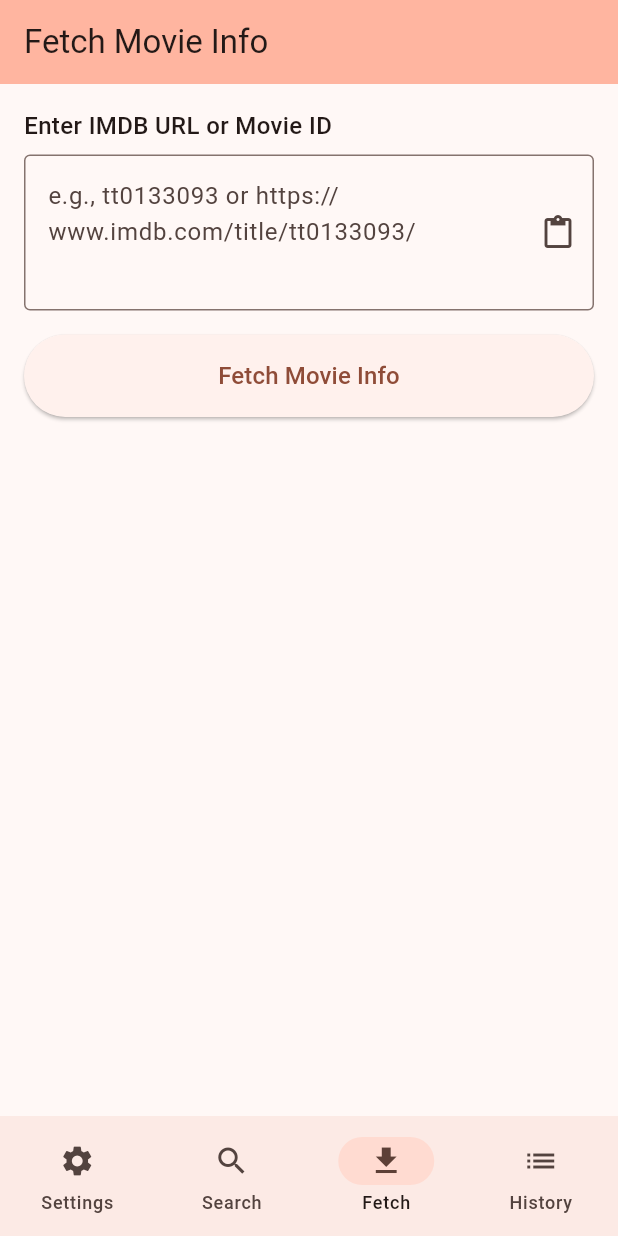
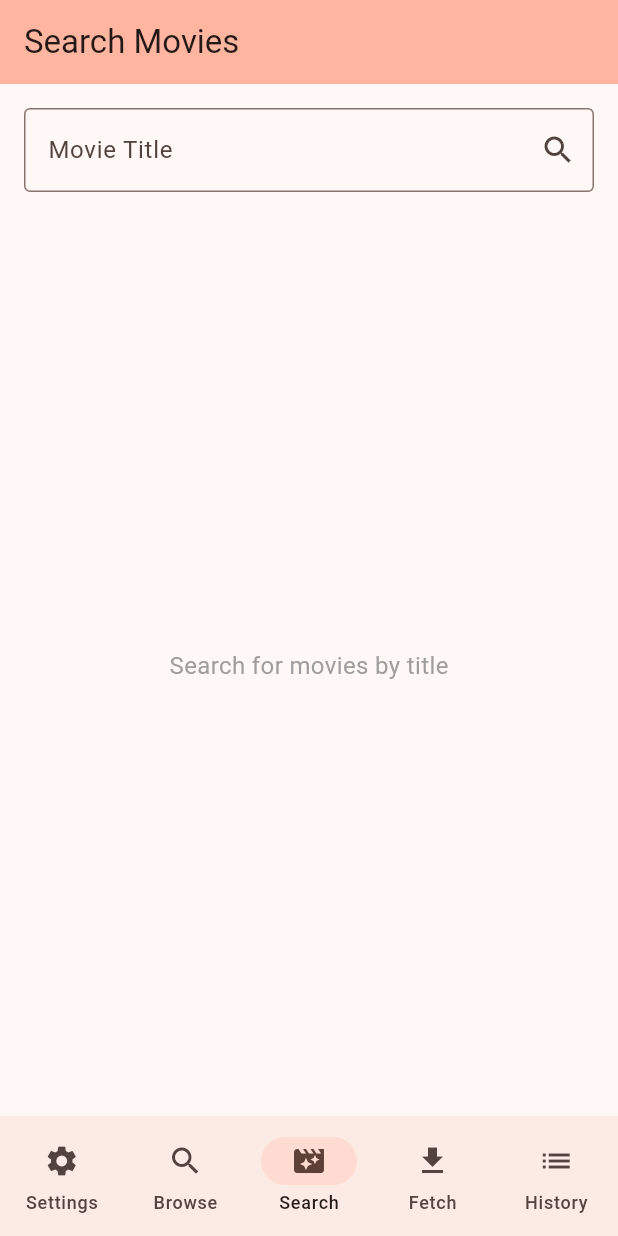
Before and after one commit to Spondycode/movie_info_app, a Flutter app: the screen it shows after launch, item 3 of the bottom bar chosen, on a phone screen of 412 x 824 dp. Run offline on Flutter 3.47's test engine with Material 3 defaults, Android fonts, the phone set to English and light mode, and no system bars; our stand-ins replace shared_preferences, webview_flutter.

Commit message:
Add search by title feature
- Created SearchResult model for OMDB search results
- Added searchMovies() method to OmdbService
- Created SearchByTitlePage for searching movies by title
- Updated navigation to include new Search tab (renamed original to Browse)
- Search results display with posters and can be tapped to fetch full details

```diff
--- a/lib/main.dart
+++ b/lib/main.dart
@@ -1,6 +1,7 @@
 import 'package:flutter/material.dart';
 import 'pages/settings_page.dart';
 import 'pages/search_page.dart';
+import 'pages/search_by_title_page.dart';
 import 'pages/fetch_page.dart';
 import 'pages/list_page.dart';
 import 'services/settings_service.dart';
@@ -41,6 +42,7 @@ class _MainNavigationState extends State<MainNavigation> {
   final List<Widget> _pages = [
     const SettingsPage(),
     const SearchPage(),
+    const SearchByTitlePage(),
     const FetchPage(),
     const ListPage(),
   ];
@@ -85,6 +87,10 @@ class _MainNavigationState extends State<MainNavigation> {
           ),
           NavigationDestination(
             icon: Icon(Icons.search),
+            label: 'Browse',
+          ),
+          NavigationDestination(
+            icon: Icon(Icons.movie_filter),
             label: 'Search',
           ),
           NavigationDestination(
--- /dev/null
+++ b/lib/models/search_result.dart
@@ -0,0 +1,25 @@
+class SearchResult {
+  final String title;
+  final String year;
+  final String imdbID;
+  final String type;
+  final String poster;
+
+  SearchResult({
+    required this.title,
+    required this.year,
+    required this.imdbID,
+    required this.type,
+    required this.poster,
+  });
+
+  factory SearchResult.fromJson(Map<String, dynamic> json) {
+    return SearchResult(
+      title: json['Title'] ?? '',
+      year: json['Year'] ?? '',
+      imdbID: json['imdbID'] ?? '',
+      type: json['Type'] ?? '',
+      poster: json['Poster'] ?? '',
+    );
+  }
+}
--- /dev/null
+++ b/lib/pages/search_by_title_page.dart
@@ -0,0 +1,220 @@
+import 'package:flutter/material.dart';
+import '../models/search_result.dart';
+import '../services/omdb_service.dart';
+import '../services/settings_service.dart';
+import '../services/clipboard_service.dart';
+import '../services/movie_history_service.dart';
+
+class SearchByTitlePage extends StatefulWidget {
+  const SearchByTitlePage({super.key});
+
+  @override
+  State<SearchByTitlePage> createState() => _SearchByTitlePageState();
+}
+
+class _SearchByTitlePageState extends State<SearchByTitlePage> {
+  final _searchController = TextEditingController();
+  final _omdbService = OmdbService();
+  final _settingsService = SettingsService();
+  final _clipboardService = ClipboardService();
+  final _historyService = MovieHistoryService();
+
+  List<SearchResult> _searchResults = [];
+  bool _isSearching = false;
+  String? _errorMessage;
+  String? _apiKey;
+
+  @override
+  void initState() {
+    super.initState();
+    _loadApiKey();
+  }
+
+  Future<void> _loadApiKey() async {
+    final key = await _settingsService.getApiKey();
+    setState(() {
+      _apiKey = key;
+    });
+  }
+
+  Future<void> _searchMovies() async {
+    final query = _searchController.text.trim();
+
+    if (query.isEmpty) {
+      setState(() {
+        _errorMessage = 'Please enter a movie title';
+      });
+      return;
+    }
+
+    if (_apiKey == null || _apiKey!.isEmpty) {
+      setState(() {
+        _errorMessage = 'Please set your API key in Settings';
+      });
+      return;
+    }
+
+    setState(() {
+      _isSearching = true;
+      _errorMessage = null;
+      _searchResults = [];
+    });
+
+    try {
+      final results = await _omdbService.searchMovies(query, _apiKey!);
+      setState(() {
+        _searchResults = results;
+        _isSearching = false;
+      });
+    } catch (e) {
+      setState(() {
+        _errorMessage = e.toString().replaceAll('Exception: ', '');
+        _isSearching = false;
+      });
+    }
+  }
+
+  Future<void> _fetchMovieDetails(String imdbID) async {
+    if (_apiKey == null || _apiKey!.isEmpty) {
+      _showSnackBar('Please set your API key in Settings');
+      return;
+    }
+
+    try {
+      // Show loading indicator
+      _showSnackBar('Fetching movie details...');
+
+      final movie = await _omdbService.fetchMovieById(imdbID, _apiKey!);
+
+      // Copy to clipboard
+      final markdown = movie.toMarkdown();
+      await _clipboardService.copyToClipboard(markdown);
+
+      // Save to history
+      await _historyService.saveMovie(movie);
+
+      _showSnackBar('Movie details copied to clipboard!');
+    } catch (e) {
+      _showSnackBar('Error: ${e.toString().replaceAll('Exception: ', '')}');
+    }
+  }
+
+  void _showSnackBar(String message) {
+    ScaffoldMessenger.of(context).showSnackBar(
+      SnackBar(content: Text(message)),
+    );
+  }
+
+  @override
+  void dispose() {
+    _searchController.dispose();
+    super.dispose();
+  }
+
+  @override
+  Widget build(BuildContext context) {
+    return Scaffold(
+      appBar: AppBar(
+        title: const Text('Search Movies'),
+        backgroundColor: Theme.of(context).colorScheme.inversePrimary,
+      ),
+      body: Column(
+        children: [
+          Padding(
+            padding: const EdgeInsets.all(16.0),
+            child: TextField(
+              controller: _searchController,
+              decoration: InputDecoration(
+                labelText: 'Movie Title',
+                hintText: 'Enter movie title to search',
+                border: const OutlineInputBorder(),
+                suffixIcon: IconButton(
+                  icon: const Icon(Icons.search),
+                  onPressed: _searchMovies,
+                ),
+              ),
+              onSubmitted: (_) => _searchMovies(),
+            ),
+          ),
+          if (_errorMessage != null)
+            Padding(
+              padding: const EdgeInsets.symmetric(horizontal: 16.0),
+              child: Card(
+                color: Colors.red[100],
+                child: Padding(
+                  padding: const EdgeInsets.all(12.0),
+                  child: Row(
+                    children: [
+                      const Icon(Icons.error, color: Colors.red),
+                      const SizedBox(width: 8),
+                      Expanded(
+                        child: Text(
+                          _errorMessage!,
+                          style: const TextStyle(color: Colors.red),
+                        ),
+                      ),
+                    ],
+                  ),
+                ),
+              ),
+            ),
+          if (_isSearching)
+            const Expanded(
+              child: Center(
+                child: CircularProgressIndicator(),
+              ),
+            ),
+          if (!_isSearching && _searchResults.isNotEmpty)
+            Expanded(
+              child: ListView.builder(
+                padding: const EdgeInsets.all(16.0),
+                itemCount: _searchResults.length,
+                itemBuilder: (context, index) {
+                  final result = _searchResults[index];
+                  return Card(
+                    margin: const EdgeInsets.only(bottom: 12.0),
+                    child: ListTile(
+                      leading: result.poster != 'N/A'
+                          ? Image.network(
+                              result.poster,
+                              width: 50,
+                              height: 75,
+                              fit: BoxFit.cover,
+                              errorBuilder: (context, error, stackTrace) =>
+                                  const Icon(Icons.movie, size: 50),
+                            )
+                          : const Icon(Icons.movie, size: 50),
+                      title: Text(
+                        result.title,
+                        style: const TextStyle(fontWeight: FontWeight.bold),
+                      ),
+                      subtitle: Column(
+                        crossAxisAlignment: CrossAxisAlignment.start,
+                        children: [
+                          Text('Year: ${result.year}'),
+                          Text('Type: ${result.type}'),
+                          Text('IMDB ID: ${result.imdbID}'),
+                        ],
+                      ),
+                      trailing: const Icon(Icons.arrow_forward),
+                      isThreeLine: true,
+                      onTap: () => _fetchMovieDetails(result.imdbID),
+                    ),
+                  );
+                },
+              ),
+            ),
+          if (!_isSearching && _searchResults.isEmpty && _errorMessage == null)
+            const Expanded(
+              child: Center(
+                child: Text(
+                  'Search for movies by title',
+                  style: TextStyle(fontSize: 16, color: Colors.grey),
+                ),
+              ),
+            ),
+        ],
+      ),
+    );
+  }
+}
```
Also changed, not shown: lib/services/omdb_service.dart (+22 -0 lines).
